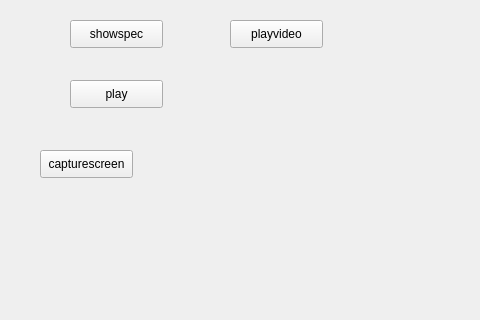
Above: QRecordAudio/QRecordAudio.ui from hongwueryi/QT_FFMPEG before the change; both pictures show x 0 to 480 and y 187 to 507 of the 607 by 507 pixel window. Below: the same form after it.
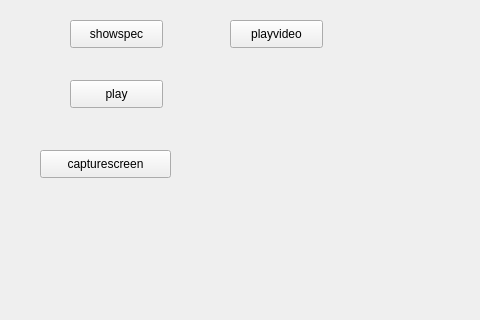
That is the form after the change.

Diff of the .ui file:
```diff
--- a/QRecordAudio/QRecordAudio.ui
+++ b/QRecordAudio/QRecordAudio.ui
@@ -136,7 +136,7 @@
      <rect>
       <x>40</x>
       <y>320</y>
-      <width>93</width>
+      <width>131</width>
       <height>28</height>
      </rect>
     </property>
```
